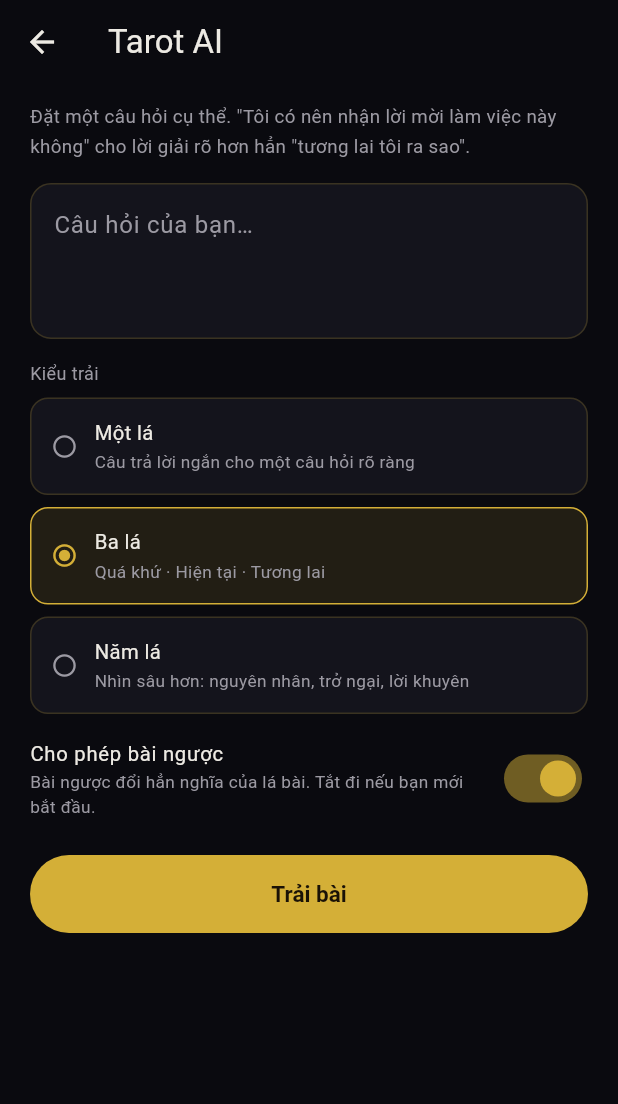
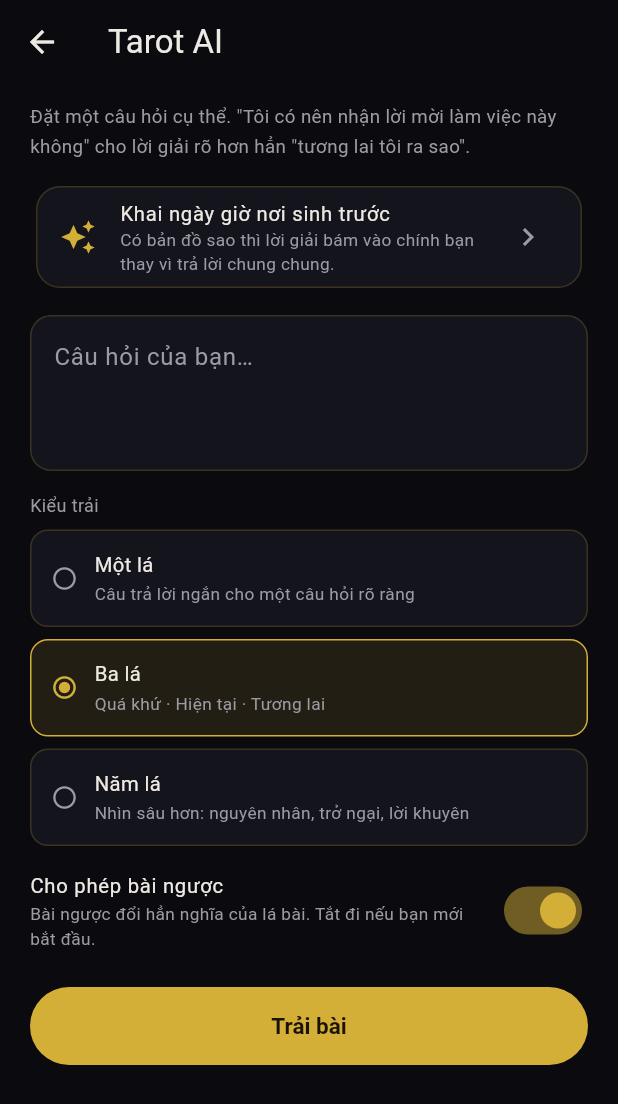
Before and after one commit to Megalit2578/astro-tarot-mobile, a Flutter app: the TarotScreen screen opened directly, on a phone screen of 412 x 824 dp. Shown: the top 1104 px of the screen. Run offline on Flutter 3.47's test engine with Material 3 defaults, Android fonts, the phone set to English and light mode, and no system bars; our stand-ins replace dio, flutter_riverpod, flutter_secure_storage, image_picker; missing offline and left inert: flutter_webrtc, stomp_dart_client; accounts and stored records are empty; network calls fail.

Commit message:
Tarot AI hỏi tiếp được; trang chủ báo trạng thái đơn Reader
- Sau khi AI giải bài, hỏi tiếp về chính lượt đó như khung trò chuyện của
  web. Hàm gọi API đã có sẵn từ trước mà chưa màn nào dùng.
- Chưa khai bản đồ sao thì màn Tarot nhắc khai trước (web bắt buộc bước
  này; app không chặn nhưng nói rõ lời giải sẽ chung chung hơn).
- Trang chủ hiện đơn làm Reader đang chờ / bị từ chối, như MemberSnapshot
  của web.

Co-Authored-By: Claude Opus 5.5 <noreply@anthropic.com>
Claude-Session: https://claude.ai/code/session_012cpnYQgNQWC5y4cPKEVaff

```diff
--- a/lib/features/tarot/tarot_repository.dart
+++ b/lib/features/tarot/tarot_repository.dart
@@ -96,7 +96,9 @@ class TarotRepository {
     return KetQuaTraiBai.fromJson(d);
   }
 
-  Future<void> hoiThem(String readingId, String cauHoi) => _api.post(
+  /// Hỏi tiếp về một lượt đã trải. Trả lời AI (`reply`).
+  Future<String> hoiThem(String readingId, String cauHoi) async {
+    final d = await _api.post<dynamic>(
       '${Endpoints.aiReadings}/$readingId/chat',
       body: {
         'message': cauHoi.trim(),
@@ -104,6 +106,8 @@ class TarotRepository {
         'stream': false,
       },
     );
+    return d is Map ? (d['reply'] ?? '').toString() : '';
+  }
 
   /// Lịch sử trải bài của chính mình, mới nhất trước. Máy chủ lấy danh tính
   /// từ token — không nhận userId từ ngoài.
--- a/lib/features/tarot/tarot_screen.dart
+++ b/lib/features/tarot/tarot_screen.dart
@@ -4,7 +4,9 @@ import 'package:flutter_riverpod/flutter_riverpod.dart';
 import '../../core/api/api_client.dart';
 import '../../core/format.dart';
 import '../../theme.dart';
+import '../astrology/astrology_screen.dart';
 import '../home/home_repository.dart';
+import 'hoi_tiep.dart';
 import 'tarot_repository.dart';
 
 /// Trải bài Tarot bằng AI.
@@ -84,6 +86,28 @@ class _TarotScreenState extends ConsumerState<TarotScreen> {
             'không" cho lời giải rõ hơn hẳn "tương lai tôi ra sao".',
             style: TextStyle(color: Mau.chuMo, fontSize: 12.5, height: 1.6),
           ),
+          // Web bắt khai ngày giờ nơi sinh trước khi trải. Ở đây không chặn —
+          // trải bài vẫn chạy được — nhưng nhắc rõ, vì không có bản đồ sao
+          // thì lời giải chung chung hơn hẳn.
+          if (ref.watch(banDoSaoProvider).asData != null &&
+              ref.watch(banDoSaoProvider).asData!.value == null) ...[
+            const SizedBox(height: 12),
+            Card(
+              child: ListTile(
+                leading: const Icon(Icons.auto_awesome, color: Mau.vang),
+                title: const Text('Khai ngày giờ nơi sinh trước',
+                    style: TextStyle(fontSize: 13.5)),
+                subtitle: const Text(
+                  'Có bản đồ sao thì lời giải bám vào chính bạn thay vì trả '
+                  'lời chung chung.',
+                  style: TextStyle(fontSize: 11.5, color: Mau.chuMo),
+                ),
+                trailing: const Icon(Icons.chevron_right, color: Mau.chuMo),
+                onTap: () => Navigator.of(context).push(MaterialPageRoute(
+                    builder: (_) => const AstrologyScreen())),
+              ),
+            ),
+          ],
           const SizedBox(height: 14),
           TextField(
             controller: _cauHoi,
@@ -205,6 +229,11 @@ class _TarotScreenState extends ConsumerState<TarotScreen> {
           if (_ketQua != null) ...[
             const SizedBox(height: 28),
             _KetQua(kq: _ketQua!),
+            if (_ketQua!.id.isNotEmpty) ...[
+              const SizedBox(height: 24),
+              HoiTiep(
+                  key: ValueKey(_ketQua!.id), readingId: _ketQua!.id),
+            ],
           ],
         ],
       ),
```
Also changed, not shown: lib/features/home/home_screen.dart (+41 -0 lines), lib/features/tarot/hoi_tiep.dart (added, +127 -0 lines). Lines whose indentation alone changed are shown as unchanged.
